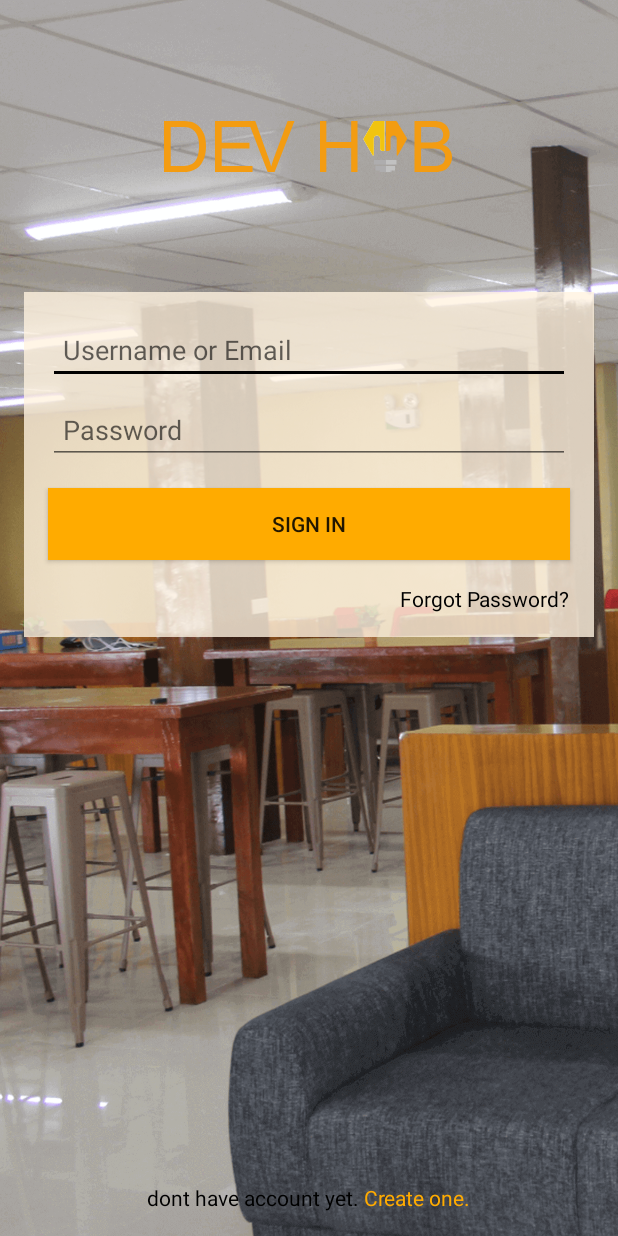
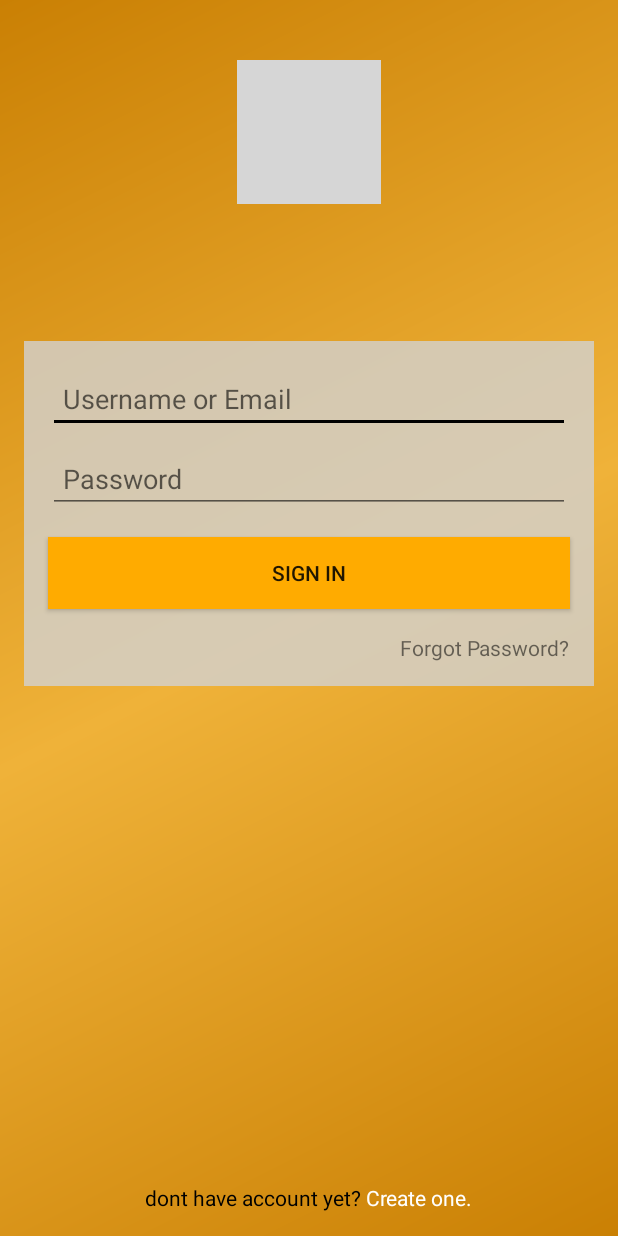
Before and after one commit to artjohn1993/DevHubMobileApp, an Android app: the screen it shows after launch (LoginActivity), on a phone screen of 412 x 824 dp. Run offline under Robolectric (Android 15) with nearby library versions, the phone set to English and light mode, and no system bars; 1 statement that could not run was skipped; grey boxes are pictures that could not be loaded.

Commit message:
removed img background

```diff
--- a/app/src/main/res/layout/activity_userlogin.xml
+++ b/app/src/main/res/layout/activity_userlogin.xml
@@ -4,9 +4,8 @@
     xmlns:tools="http://schemas.android.com/tools"
     android:layout_width="match_parent"
     android:layout_height="match_parent"
-    android:background="@drawable/devhub"
+    android:background="@drawable/gradient_background"
     tools:context="co.devpartners.devhub.ui.LoginActivity">
-
 
 
 
@@ -14,29 +13,31 @@
         android:id="@+id/devHubLogo"
         android:layout_width="wrap_content"
         android:layout_height="wrap_content"
-            android:layout_marginBottom="8dp"
-            android:layout_marginEnd="8dp"
-            android:layout_marginStart="8dp"
-            android:layout_marginTop="8dp"
-            android:src="@drawable/ic_devhub_logo_spacetype_main"
+        android:layout_marginTop="40dp"
+        android:src="@drawable/ic_devhub_logo_main"
+        app:layout_constraintLeft_toLeftOf="parent"
+        app:layout_constraintRight_toRightOf="parent"
+        app:layout_constraintTop_toTopOf="parent" />
+
+    <View
+        android:id="@+id/view1"
+        android:layout_width="match_parent"
+        android:layout_height="1dp"
+        android:background="@android:color/transparent"
         app:layout_constraintBottom_toBottomOf="parent"
         app:layout_constraintEnd_toEndOf="parent"
-            app:layout_constraintHorizontal_bias="0.497"
+        app:layout_constraintHorizontal_bias="0.0"
         app:layout_constraintStart_toStartOf="parent"
         app:layout_constraintTop_toTopOf="parent"
-            app:layout_constraintVertical_bias="0.094" />
+        app:layout_constraintVertical_bias="0.275" />
 
-    <LinearLayout
+<android.support.constraint.ConstraintLayout
     android:layout_width="match_parent"
     android:layout_height="wrap_content"
-        android:layout_marginTop="80dp"
+    android:background="#ccd3d3d3"
+    android:layout_marginEnd="16dp"
     android:layout_marginStart="16dp"
-        android:layout_marginEnd="16dp"
-        android:background="@color/colorPrimaryTransparent"
-        android:orientation="vertical"
-        app:layout_constraintTop_toBottomOf="@id/devHubLogo"
-        >
-
+    app:layout_constraintTop_toBottomOf="@id/view1">
         <EditText
             android:id="@+id/usernameEditText"
             android:layout_width="match_parent"
@@ -48,7 +49,10 @@
             android:inputType="text"
             android:paddingLeft="10dp"
             app:layout_constraintEnd_toEndOf="parent"
-            app:layout_constraintStart_toStartOf="parent" />
+            app:layout_constraintTop_toTopOf="parent"
+            app:layout_constraintStart_toStartOf="parent"
+
+            />
 
         <EditText
             android:id="@+id/passwordEditText"
@@ -80,15 +84,14 @@
         <TextView
             android:layout_width="wrap_content"
             android:layout_height="wrap_content"
-            android:textColor="#000"
-            android:layout_marginEnd="16dp"
+            android:layout_marginTop="16dp"
             android:layout_marginBottom="16dp"
             android:text="Forgot Password?"
-            android:layout_gravity="bottom|end"
+            app:layout_constraintBottom_toBottomOf="parent"
+            app:layout_constraintTop_toBottomOf="@id/submitButton"
+            app:layout_constraintEnd_toEndOf="@id/submitButton"
             />
-    </LinearLayout>
-
-
+</android.support.constraint.ConstraintLayout>
         <TextView
             android:id="@+id/createAccountTextView"
             android:layout_width="wrap_content"
--- a/app/src/main/res/values/strings.xml
+++ b/app/src/main/res/values/strings.xml
@@ -29,7 +29,7 @@
     <string name="remarks_text">Remarks:</string>
     <string name="confirmation_text">Are you sure you want to be booked in this space?</string>
     <string name="devhub_text1">The #1 coworking space in Davao City</string>
-    <string name="create_account">dont have account yet. <font fgcolor="#ffab00">Create one.</font></string>
+    <string name="create_account">dont have account yet? <font fgcolor="#ffffff">Create one.</font></string>
     <string name="register_acount">Register Now!</string>
     <string name="register_button">Register</string>
     <string name="password_register">Password</string>
```
Lines whose indentation alone changed are shown as unchanged.
